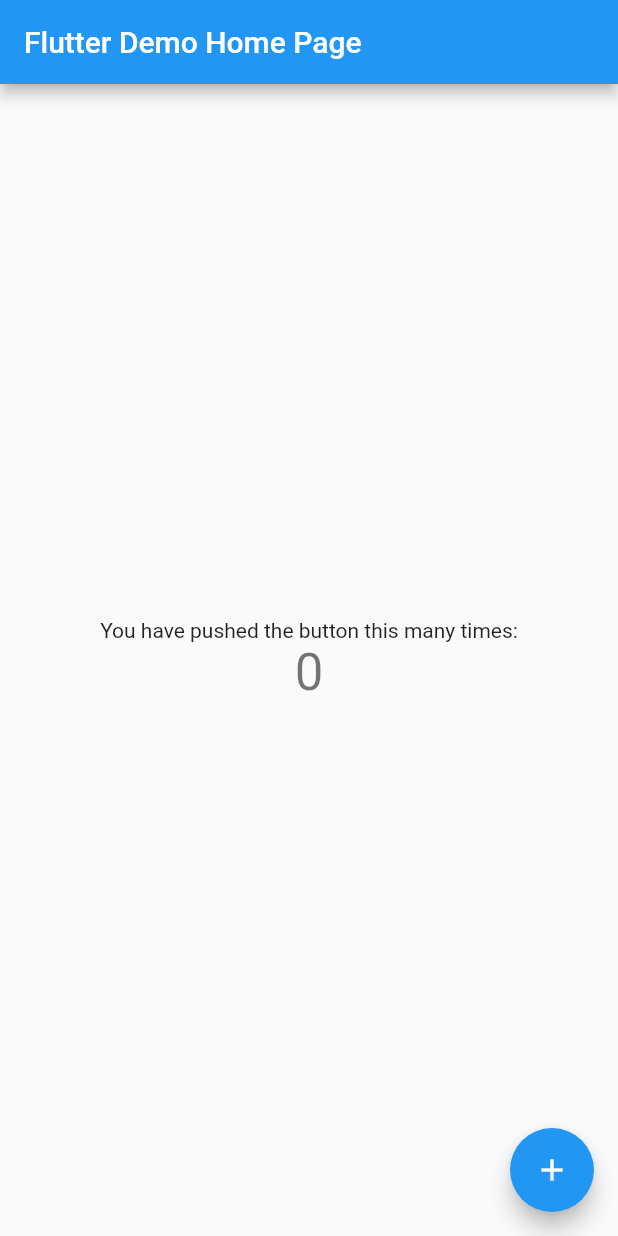
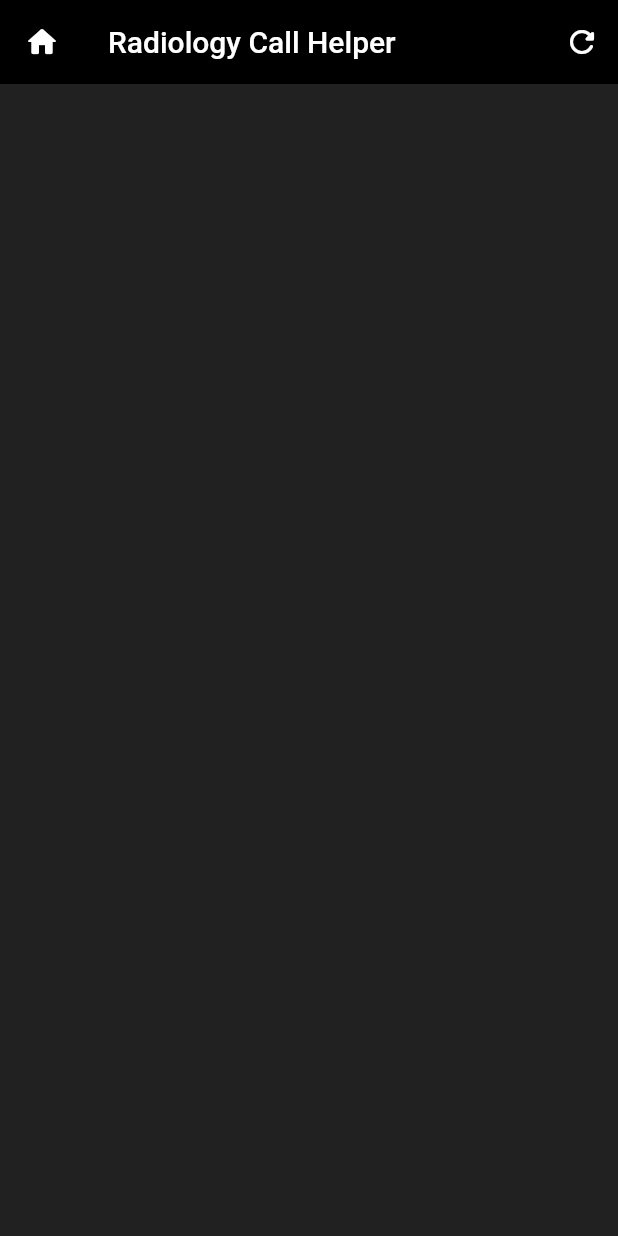
Before and after one commit to leoyuguanall38/radiology_call_helper, a Flutter app: the screen it shows after launch, on a phone screen of 412 x 824 dp. Run offline on Flutter 3.47's test engine with Material 2 defaults, Android fonts, the phone set to English and light mode, and no system bars.

Commit message:
first commit

```diff
--- a/lib/main.dart
+++ b/lib/main.dart
@@ -1,113 +1,21 @@
 import 'package:flutter/material.dart';
+import 'package:radiology_call_helper/pages/home.dart';
 
 void main() {
-  runApp(MyApp());
+  runApp(RadiologyCallHelper());
 }
 
-class MyApp extends StatelessWidget {
+class RadiologyCallHelper extends StatelessWidget {
   // This widget is the root of your application.
   @override
   Widget build(BuildContext context) {
     return MaterialApp(
-      title: 'Flutter Demo',
+      debugShowCheckedModeBanner: false,
+      title: 'Radiology Call Helper',
       theme: ThemeData(
-        // This is the theme of your application.
-        //
-        // Try running your application with "flutter run". You'll see the
-        // application has a blue toolbar. Then, without quitting the app, try
-        // changing the primarySwatch below to Colors.green and then invoke
-        // "hot reload" (press "r" in the console where you ran "flutter run",
-        // or simply save your changes to "hot reload" in a Flutter IDE).
-        // Notice that the counter didn't reset back to zero; the application
-        // is not restarted.
         primarySwatch: Colors.blue,
       ),
-      home: MyHomePage(title: 'Flutter Demo Home Page'),
+      home: Home(),
     );
   }
 }
-
-class MyHomePage extends StatefulWidget {
-  MyHomePage({Key key, this.title}) : super(key: key);
-
-  // This widget is the home page of your application. It is stateful, meaning
-  // that it has a State object (defined below) that contains fields that affect
-  // how it looks.
-
-  // This class is the configuration for the state. It holds the values (in this
-  // case the title) provided by the parent (in this case the App widget) and
-  // used by the build method of the State. Fields in a Widget subclass are
-  // always marked "final".
-
-  final String title;
-
-  @override
-  _MyHomePageState createState() => _MyHomePageState();
-}
-
-class _MyHomePageState extends State<MyHomePage> {
-  int _counter = 0;
-
-  void _incrementCounter() {
-    setState(() {
-      // This call to setState tells the Flutter framework that something has
-      // changed in this State, which causes it to rerun the build method below
-      // so that the display can reflect the updated values. If we changed
-      // _counter without calling setState(), then the build method would not be
-      // called again, and so nothing would appear to happen.
-      _counter++;
-    });
-  }
-
-  @override
-  Widget build(BuildContext context) {
-    // This method is rerun every time setState is called, for instance as done
-    // by the _incrementCounter method above.
-    //
-    // The Flutter framework has been optimized to make rerunning build methods
-    // fast, so that you can just rebuild anything that needs updating rather
-    // than having to individually change instances of widgets.
-    return Scaffold(
-      appBar: AppBar(
-        // Here we take the value from the MyHomePage object that was created by
-        // the App.build method, and use it to set our appbar title.
-        title: Text(widget.title),
-      ),
-      body: Center(
-        // Center is a layout widget. It takes a single child and positions it
-        // in the middle of the parent.
-        child: Column(
-          // Column is also a layout widget. It takes a list of children and
-          // arranges them vertically. By default, it sizes itself to fit its
-          // children horizontally, and tries to be as tall as its parent.
-          //
-          // Invoke "debug painting" (press "p" in the console, choose the
-          // "Toggle Debug Paint" action from the Flutter Inspector in Android
-          // Studio, or the "Toggle Debug Paint" command in Visual Studio Code)
-          // to see the wireframe for each widget.
-          //
-          // Column has various properties to control how it sizes itself and
-          // how it positions its children. Here we use mainAxisAlignment to
-          // center the children vertically; the main axis here is the vertical
-          // axis because Columns are vertical (the cross axis would be
-          // horizontal).
-          mainAxisAlignment: MainAxisAlignment.center,
-          children: <Widget>[
-            Text(
-              'You have pushed the button this many times:',
-            ),
-            Text(
-              '$_counter',
-              style: Theme.of(context).textTheme.headline4,
-            ),
-          ],
-        ),
-      ),
-      floatingActionButton: FloatingActionButton(
-        onPressed: _incrementCounter,
-        tooltip: 'Increment',
-        child: Icon(Icons.add),
-      ), // This trailing comma makes auto-formatting nicer for build methods.
-    );
-  }
-}
--- /dev/null
+++ b/lib/pages/home.dart
@@ -0,0 +1,36 @@
+import 'package:flutter/material.dart';
+
+class Home extends StatefulWidget {
+  @override
+  _HomeState createState() => _HomeState();
+}
+
+class _HomeState extends State<Home> {
+  @override
+  Widget build(BuildContext context) {
+    return Scaffold(
+      appBar: AppBar(
+        elevation: 0.0,
+        brightness: Brightness.dark,
+        backgroundColor: Colors.black,
+        leading: IconButton(
+          icon: const Icon(Icons.home_rounded),
+          onPressed: () {},
+        ),
+        title: const Text('Radiology Call Helper'),
+        actions: <Widget>[
+          IconButton(
+            icon: const Icon(Icons.refresh_rounded),
+            onPressed: () {},
+          ),
+        ],
+      ),
+      body: Container(
+        decoration: BoxDecoration(
+          color: Colors.grey[900],
+        ),
+      ),
+      //bottomNavigationBar: BottomNavigationBar(),
+    );
+  }
+}
```
Also changed, not shown: lib/widgets/top_navigation_bar.dart (added), 1 other file.
